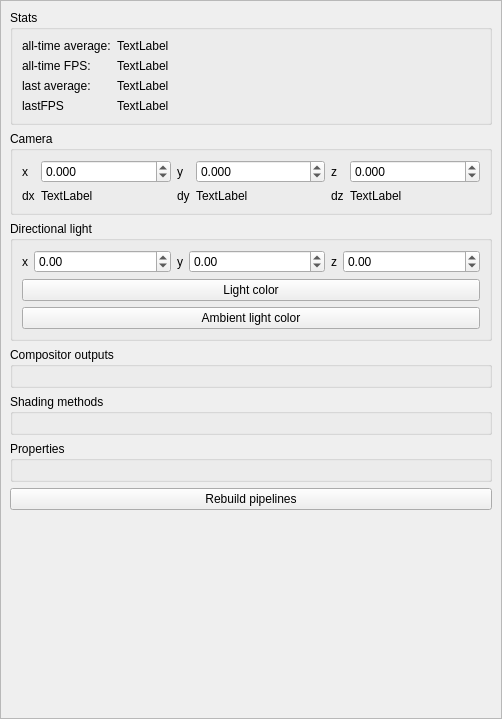
Qt form forms/Settings.ui (LMauricius/VitraeShowcase) before a commit.
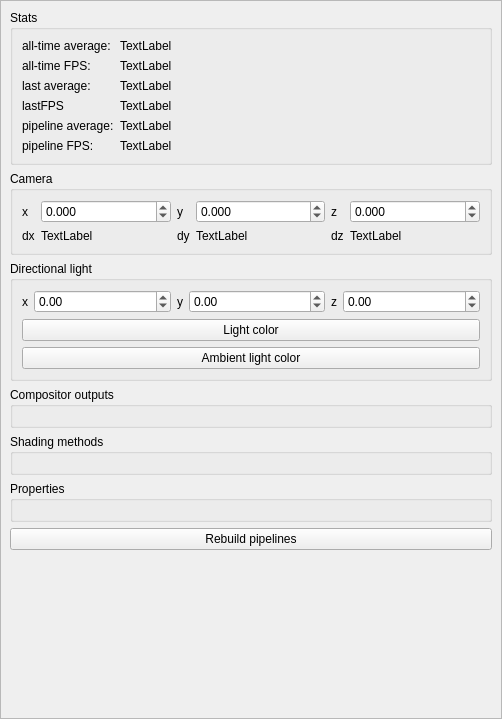
The same form after that commit.

Commit message: Added pipeline's avg fps

```diff
--- a/forms/Settings.ui
+++ b/forms/Settings.ui
@@ -137,6 +137,34 @@
              </property>
             </widget>
            </item>
+           <item row="4" column="0">
+            <widget class="QLabel" name="label_14">
+             <property name="text">
+              <string>pipeline average:</string>
+             </property>
+            </widget>
+           </item>
+           <item row="4" column="1">
+            <widget class="QLabel" name="pipelineAvg">
+             <property name="text">
+              <string>TextLabel</string>
+             </property>
+            </widget>
+           </item>
+           <item row="5" column="0">
+            <widget class="QLabel" name="label_15">
+             <property name="text">
+              <string>pipeline FPS:</string>
+             </property>
+            </widget>
+           </item>
+           <item row="5" column="1">
+            <widget class="QLabel" name="pipelineFPS">
+             <property name="text">
+              <string>TextLabel</string>
+             </property>
+            </widget>
+           </item>
           </layout>
          </widget>
         </item>
```
The commit also changes 3 other files.
